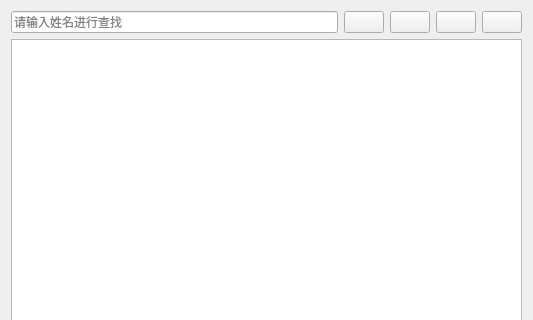
skmgt/QtLearnCourse, file experiment/lab4/patientview.ui: the form before one commit; both pictures show x 0 to 533 and y 0 to 320 of the 533 by 500 pixel window.
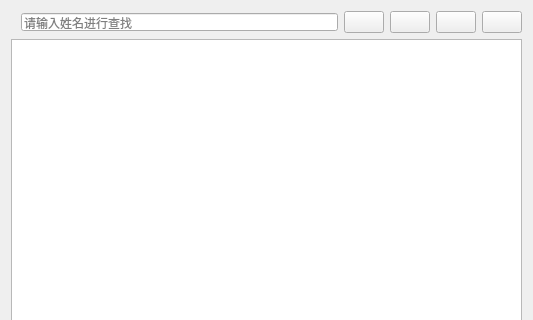
The form after the commit. Icons and pictures are not drawn.

Diff of the .ui file:
```diff
--- a/experiment/lab4/patientview.ui
+++ b/experiment/lab4/patientview.ui
@@ -13,6 +13,11 @@
   <property name="windowTitle">
    <string>患者管理</string>
   </property>
+  <property name="styleSheet">
+   <string notr="true">QLineEdit{
+	margin-left:10px;
+}</string>
+  </property>
   <layout class="QVBoxLayout" name="verticalLayout">
    <item>
     <layout class="QHBoxLayout" name="horizontalLayout">
```
Left out of the diff: 9 changed lines with no effect on the pictures.
